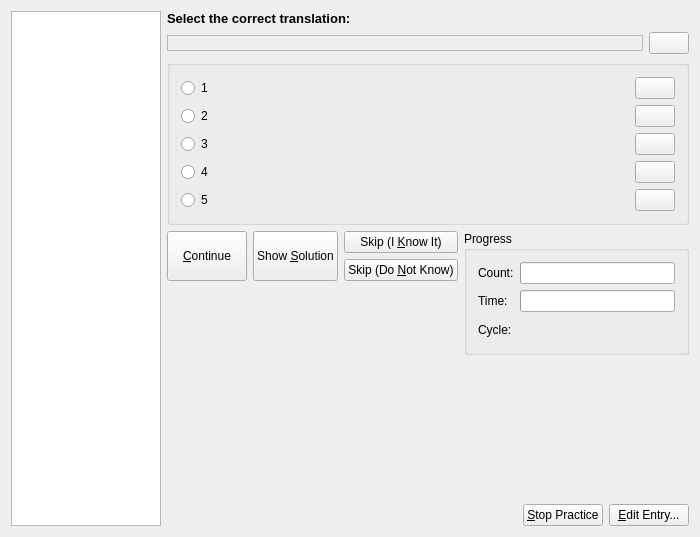
Above: src/practice/MCQueryDlgForm.ui from KDE/parley before the change. Below: the same form after it.
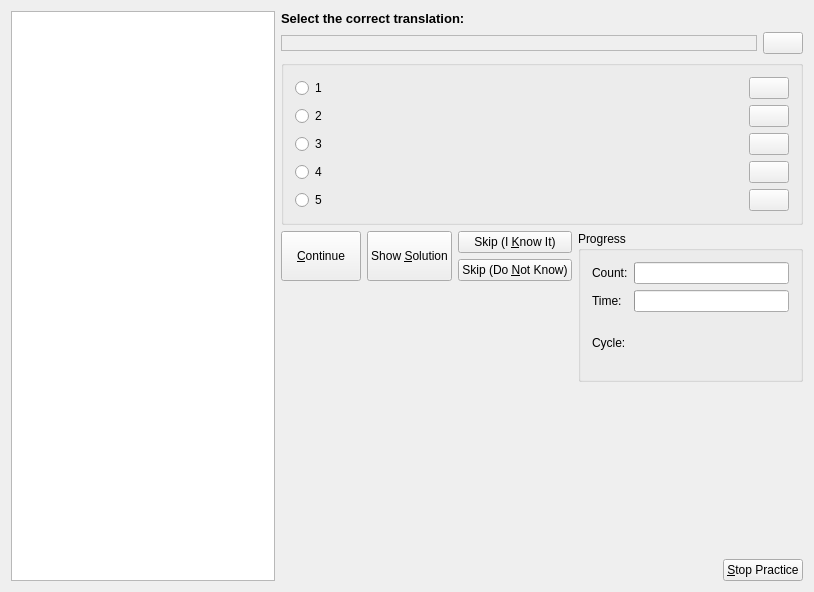
That is the form after the change.

Commit message: remove edit entry buttons from practice

The edit to the form file:
```diff
--- a/src/practice/MCQueryDlgForm.ui
+++ b/src/practice/MCQueryDlgForm.ui
@@ -6,8 +6,8 @@
    <rect>
     <x>0</x>
     <y>0</y>
-    <width>698</width>
-    <height>537</height>
+    <width>814</width>
+    <height>592</height>
    </rect>
   </property>
   <layout class="QHBoxLayout" >
@@ -302,19 +302,7 @@
           <property name="leftMargin" >
            <number>11</number>
           </property>
-          <property name="topMargin" >
-           <number>11</number>
-          </property>
-          <property name="rightMargin" >
-           <number>11</number>
-          </property>
-          <property name="bottomMargin" >
-           <number>11</number>
-          </property>
-          <property name="horizontalSpacing" >
-           <number>6</number>
-          </property>
-          <property name="verticalSpacing" >
+          <property name="spacing" >
            <number>6</number>
           </property>
           <item row="0" column="1" >
@@ -436,13 +424,6 @@
          </property>
         </widget>
        </item>
-       <item>
-        <widget class="QPushButton" name="editEntryButton" >
-         <property name="text" >
-          <string>&amp;Edit Entry...</string>
-         </property>
-        </widget>
-       </item>
       </layout>
      </item>
     </layout>
```
Left out of the diff: 8 changed lines with no effect on the pictures. The commit also changes 14 other files.
